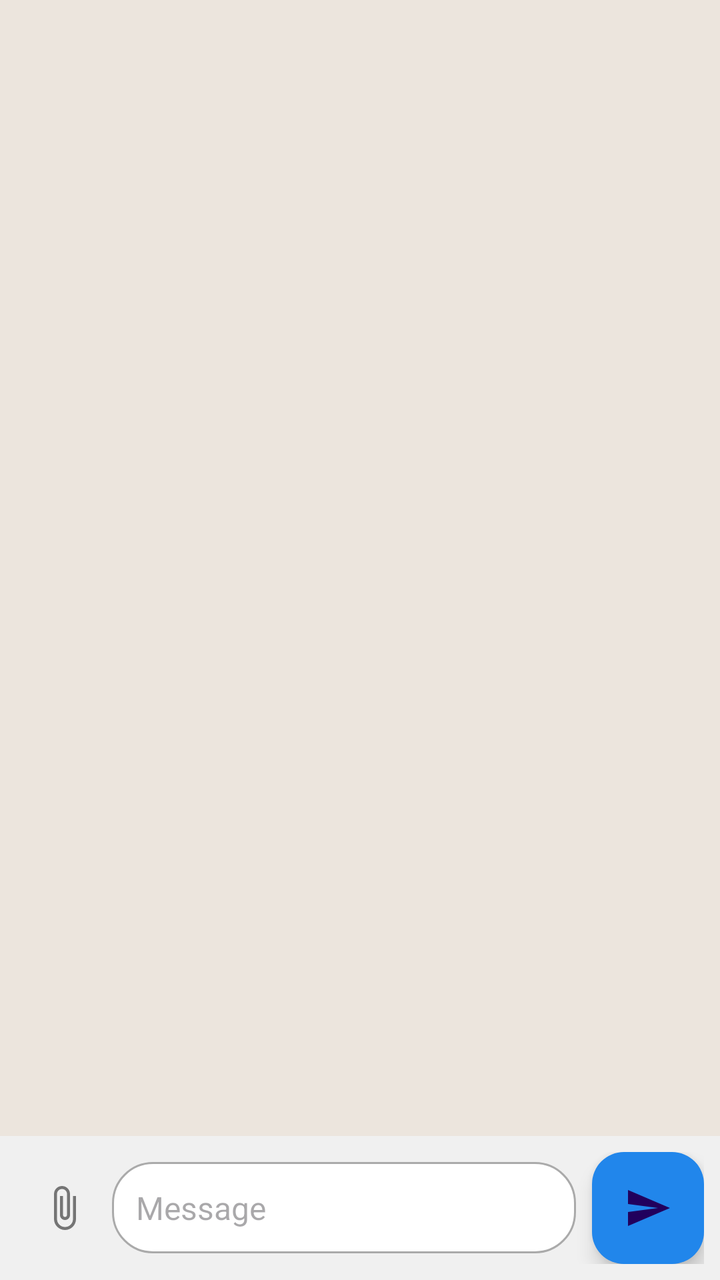
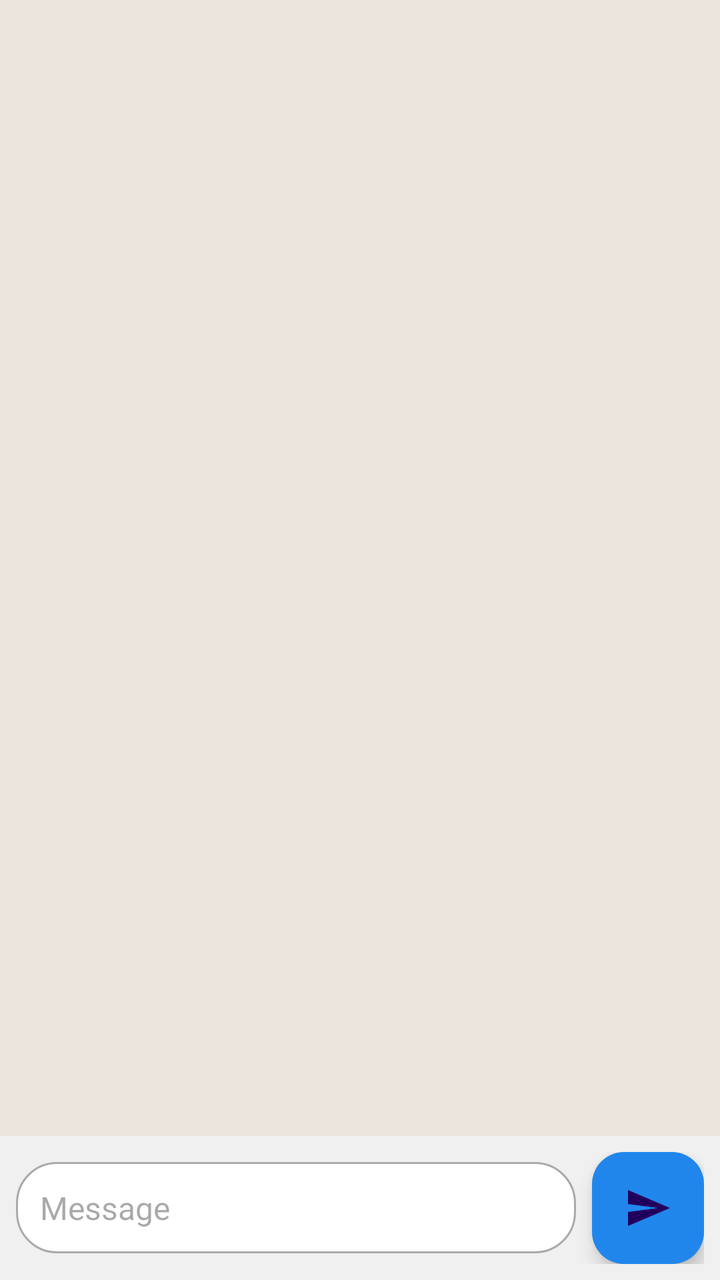

The first picture is an Android layout as it rendered before a commit; the second is the same layout after the commit. The layout source and the unified diff follow.
<!-- AndroidManifest.xml: application theme Theme.KotlinChat -->
<!-- res/layout/content_chat.xml -->
<?xml version="1.0" encoding="utf-8"?>
<androidx.constraintlayout.widget.ConstraintLayout xmlns:android="http://schemas.android.com/apk/res/android"
    xmlns:app="http://schemas.android.com/apk/res-auto"
    android:layout_width="match_parent"
    android:layout_height="match_parent"
    android:background="#ECE5DD">

    <androidx.recyclerview.widget.RecyclerView
        android:id="@+id/messagesRecyclerView"
        android:layout_width="0dp"
        android:layout_height="0dp"
        android:clipToPadding="false"
        android:paddingTop="16dp"
        android:paddingBottom="8dp"
        app:layout_constraintBottom_toTopOf="@+id/messageInputContainer"
        app:layout_constraintEnd_toEndOf="parent"
        app:layout_constraintStart_toStartOf="parent"
        app:layout_constraintTop_toTopOf="parent" />

    <LinearLayout
        android:id="@+id/messageInputContainer"
        android:layout_width="0dp"
        android:layout_height="wrap_content"
        android:background="#F0F0F0"
        android:orientation="vertical"
        android:padding="8dp"
        app:layout_constraintBottom_toBottomOf="parent"
        app:layout_constraintEnd_toEndOf="parent"
        app:layout_constraintStart_toStartOf="parent">

        <LinearLayout
            android:id="@+id/attachmentsPreview"
            android:layout_width="match_parent"
            android:layout_height="wrap_content"
            android:orientation="vertical"
            android:visibility="gone"
            android:background="@android:color/darker_gray"
            android:padding="8dp"
            android:layout_marginBottom="8dp" />

        <LinearLayout
            android:layout_width="match_parent"
            android:layout_height="wrap_content"
            android:orientation="horizontal"
            android:gravity="center_vertical">

            <ImageButton
                android:id="@+id/attachButton"
                android:layout_width="48dp"
                android:layout_height="48dp"
                android:background="?attr/selectableItemBackgroundBorderless"
                android:src="@drawable/ic_attach"
                android:contentDescription="Attach file" />

            <EditText
                android:id="@+id/messageEditText"
                android:layout_width="0dp"
                android:layout_height="wrap_content"
                android:layout_weight="1"
                android:background="@drawable/bg_input_field"
                android:hint="Message"
                android:maxLines="5"
                android:minHeight="40dp"
                android:padding="12dp"
                android:textSize="16sp"
                android:inputType="textCapSentences|textMultiLine" />

            <com.google.android.material.floatingactionbutton.FloatingActionButton
                android:id="@+id/sendButton"
                android:layout_width="wrap_content"
                android:layout_height="wrap_content"
                android:layout_marginStart="8dp"
                android:src="@drawable/ic_send"
                android:backgroundTint="#2186EB"
                app:fabSize="mini"
                android:contentDescription="Send message" />
        </LinearLayout>
    </LinearLayout>

</androidx.constraintlayout.widget.ConstraintLayout>
<!-- resources referenced by this layout -->
<resources>
  <!-- drawable bg_input_field (drawable) -->
  <?xml version="1.0" encoding="utf-8"?>
  <shape xmlns:android="http://schemas.android.com/apk/res/android"
      android:shape="rectangle">
      <solid android:color="@android:color/white" />
      <corners android:radius="20dp" />
      <stroke
          android:width="1dp"
          android:color="@android:color/darker_gray" />
  </shape>
  <!-- drawable ic_attach (drawable) -->
  <vector xmlns:android="http://schemas.android.com/apk/res/android"
      android:width="24dp"
      android:height="24dp"
      android:viewportWidth="24"
      android:viewportHeight="24">
      <path
          android:fillColor="#757575"
          android:pathData="M16.5,6v11.5c0,2.21 -1.79,4 -4,4s-4,-1.79 -4,-4V5c0,-1.38 1.12,-2.5 2.5,-2.5s2.5,1.12 2.5,2.5v10.5c0,0.55 -0.45,1 -1,1s-1,-0.45 -1,-1V6H10v9.5c0,1.38 1.12,2.5 2.5,2.5s2.5,-1.12 2.5,-2.5V5c0,-2.21 -1.79,-4 -4,-4S7,2.79 7,5v12.5c0,3.04 2.46,5.5 5.5,5.5s5.5,-2.46 5.5,-5.5V6h-1.5z"/>
  </vector>
  <!-- drawable ic_send (drawable) -->
  <vector xmlns:android="http://schemas.android.com/apk/res/android"
      android:width="24dp"
      android:height="24dp"
      android:viewportWidth="24"
      android:viewportHeight="24">
      <path
          android:fillColor="#FFFFFF"
          android:pathData="M2.01,21L23,12 2.01,3 2,10l15,2 -15,2z"/>
  </vector>
  <style name="Theme.KotlinChat" parent="Base.Theme.KotlinChat" />
  <style name="Base.Theme.KotlinChat" parent="Theme.Material3.DayNight.NoActionBar">
          
          
      </style>
</resources>

<!-- the commit's change to res/layout/content_chat.xml (unified diff, before → after) -->
@@ -22,59 +22,35 @@
         android:layout_width="0dp"
         android:layout_height="wrap_content"
         android:background="#F0F0F0"
-        android:orientation="vertical"
+        android:orientation="horizontal"
         android:padding="8dp"
+        android:gravity="center_vertical"
         app:layout_constraintBottom_toBottomOf="parent"
         app:layout_constraintEnd_toEndOf="parent"
         app:layout_constraintStart_toStartOf="parent">
 
-        <LinearLayout
-            android:id="@+id/attachmentsPreview"
-            android:layout_width="match_parent"
+        <EditText
+            android:id="@+id/messageEditText"
+            android:layout_width="0dp"
             android:layout_height="wrap_content"
-            android:orientation="vertical"
-            android:visibility="gone"
-            android:background="@android:color/darker_gray"
-            android:padding="8dp"
-            android:layout_marginBottom="8dp" />
+            android:layout_weight="1"
+            android:background="@drawable/bg_input_field"
+            android:hint="Message"
+            android:maxLines="5"
+            android:minHeight="40dp"
+            android:padding="12dp"
+            android:textSize="16sp"
+            android:inputType="textCapSentences|textMultiLine" />
 
-        <LinearLayout
-            android:layout_width="match_parent"
+        <com.google.android.material.floatingactionbutton.FloatingActionButton
+            android:id="@+id/sendButton"
+            android:layout_width="wrap_content"
             android:layout_height="wrap_content"
-            android:orientation="horizontal"
-            android:gravity="center_vertical">
-
-            <ImageButton
-                android:id="@+id/attachButton"
-                android:layout_width="48dp"
-                android:layout_height="48dp"
-                android:background="?attr/selectableItemBackgroundBorderless"
-                android:src="@drawable/ic_attach"
-                android:contentDescription="Attach file" />
-
-            <EditText
-                android:id="@+id/messageEditText"
-                android:layout_width="0dp"
-                android:layout_height="wrap_content"
-                android:layout_weight="1"
-                android:background="@drawable/bg_input_field"
-                android:hint="Message"
-                android:maxLines="5"
-                android:minHeight="40dp"
-                android:padding="12dp"
-                android:textSize="16sp"
-                android:inputType="textCapSentences|textMultiLine" />
-
-            <com.google.android.material.floatingactionbutton.FloatingActionButton
-                android:id="@+id/sendButton"
-                android:layout_width="wrap_content"
-                android:layout_height="wrap_content"
-                android:layout_marginStart="8dp"
-                android:src="@drawable/ic_send"
-                android:backgroundTint="#2186EB"
-                app:fabSize="mini"
-                android:contentDescription="Send message" />
-        </LinearLayout>
+            android:layout_marginStart="8dp"
+            android:src="@drawable/ic_send"
+            android:backgroundTint="#2186EB"
+            app:fabSize="mini"
+            android:contentDescription="Send message" />
     </LinearLayout>
 
 </androidx.constraintlayout.widget.ConstraintLayout>
<!-- resource entries referenced after the edit -->
@@ -10,16 +10,6 @@
           android:width="1dp"
           android:color="@android:color/darker_gray" />
   </shape>
-  <!-- drawable ic_attach (drawable) -->
-  <vector xmlns:android="http://schemas.android.com/apk/res/android"
-      android:width="24dp"
-      android:height="24dp"
-      android:viewportWidth="24"
-      android:viewportHeight="24">
-      <path
-          android:fillColor="#757575"
-          android:pathData="M16.5,6v11.5c0,2.21 -1.79,4 -4,4s-4,-1.79 -4,-4V5c0,-1.38 1.12,-2.5 2.5,-2.5s2.5,1.12 2.5,2.5v10.5c0,0.55 -0.45,1 -1,1s-1,-0.45 -1,-1V6H10v9.5c0,1.38 1.12,2.5 2.5,2.5s2.5,-1.12 2.5,-2.5V5c0,-2.21 -1.79,-4 -4,-4S7,2.79 7,5v12.5c0,3.04 2.46,5.5 5.5,5.5s5.5,-2.46 5.5,-5.5V6h-1.5z"/>
-  </vector>
   <!-- drawable ic_send (drawable) -->
   <vector xmlns:android="http://schemas.android.com/apk/res/android"
       android:width="24dp"
